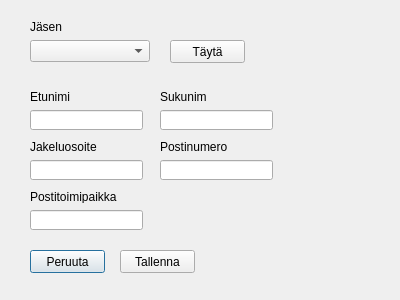
Above: desktopApp/ui/editMemberDialog.ui from eeroleppalehto/Jahtirekisteri before the change. Below: the same form after it.
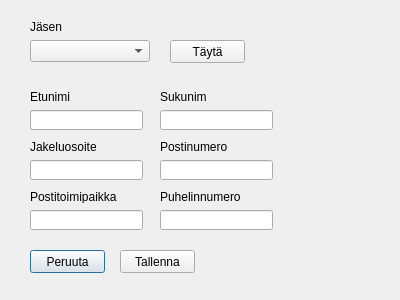
That is the form after the change.

Commit message: Added line edits for phone number

What changed in the file:
```diff
--- a/desktopApp/ui/editMemberDialog.ui
+++ b/desktopApp/ui/editMemberDialog.ui
@@ -193,6 +193,29 @@
     <string>Täytä</string>
    </property>
   </widget>
+  <widget class="QLineEdit" name="editMemberPhoneNumberLineEdit">
+   <property name="geometry">
+    <rect>
+     <x>160</x>
+     <y>210</y>
+     <width>113</width>
+     <height>20</height>
+    </rect>
+   </property>
+  </widget>
+  <widget class="QLabel" name="label_7">
+   <property name="geometry">
+    <rect>
+     <x>160</x>
+     <y>190</y>
+     <width>90</width>
+     <height>13</height>
+    </rect>
+   </property>
+   <property name="text">
+    <string>Puhelinnumero</string>
+   </property>
+  </widget>
  </widget>
  <tabstops>
   <tabstop>editMemberComboBox</tabstop>
```
The commit also changes 1 other file.
